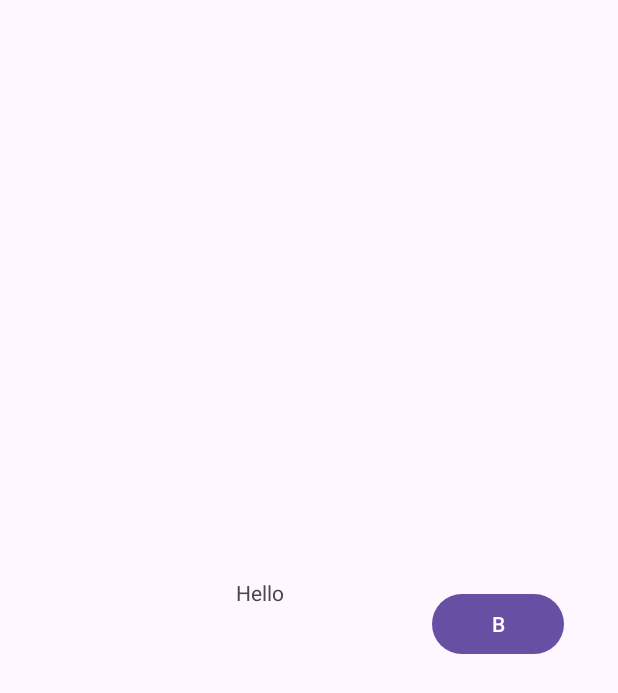
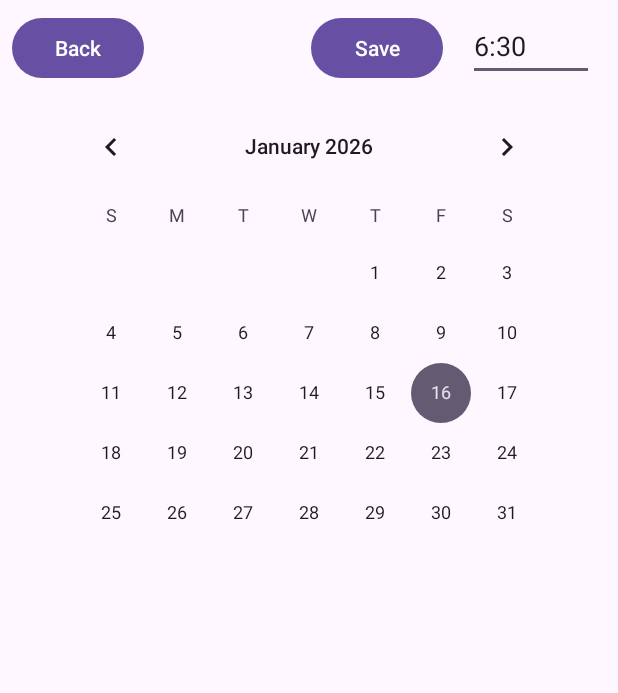
Before and after one commit to Stickeater130/Repozytorium_aplikacja_mobilna, an Android app: the Budzik screen opened directly, with no data from a screen before it, on a phone screen of 412 x 824 dp. Shown: the top 693 px of the screen. Run offline under Robolectric (Android 15) with nearby library versions, the light colour scheme and no system bars.

Commit message:
Stan na 17.01.26

```diff
--- a/app/src/main/java/com/example/callendar1/Budzik.java
+++ b/app/src/main/java/com/example/callendar1/Budzik.java
@@ -4,19 +4,72 @@ import android.app.Activity;
 import android.content.Intent;
 import android.os.Bundle;
 import android.view.View;
+import android.widget.ArrayAdapter;
 import android.widget.Button;
+import android.widget.CalendarView;
+import android.widget.EditText;
+import android.widget.ListView;
+import android.widget.TextView;
+import android.widget.Toast;
 
 import androidx.appcompat.app.AppCompatActivity;
 
 public class Budzik extends AppCompatActivity {
     Button backButton;
+    CalendarView kalendarzBudzik;
+    TextView dataBudzik;
+    EditText godzinaBudzik;
+    Button budzikButton;
+    ListView budzikList;
+    BudzikDataBaseHelper budzikdataBaseHelper = new BudzikDataBaseHelper(Budzik.this);
+    ArrayAdapter<WakeUpModel> adapterWakeUpModel;
 
     @Override
     protected void onCreate(Bundle savedInstanceState) {
         super.onCreate(savedInstanceState);
         setContentView(R.layout.budzik);
+        backButton = findViewById(R.id.Next2);
 
-        backButton = findViewById(R.id.Next2);
+        kalendarzBudzik = findViewById(R.id.calendarView2);
+        dataBudzik = findViewById(R.id.textView2);
+        godzinaBudzik = findViewById(R.id.editTextText);
+        budzikButton = findViewById(R.id.button);
+        budzikList = findViewById(R.id.budzikList);
+
+        backButton.setOnClickListener(new View.OnClickListener() {
+            @Override
+            public void onClick(View view) {
+                finish();
+            }
+        });
+        kalendarzBudzik.setOnDateChangeListener(new CalendarView.OnDateChangeListener() {
+            @Override
+            public void onSelectedDayChange(CalendarView view, int year, int month, int dayOfMonth) {
+                // Miesiace w Kalendarzu zaczynają się od 0 (styczeń)
+                String selectedDate = year + "-" + (month + 1) + "-" +dayOfMonth ;
+                dataBudzik.setText(selectedDate);
+            }
+        });
+        budzikButton.setOnClickListener(new View.OnClickListener() {
+            @Override
+            public void onClick(View v) {
+                WakeUpModel wakeupModel = null;
+
+                try
+                {
+                    wakeupModel = new WakeUpModel( 1,godzinaBudzik.getText().toString(),dataBudzik.getText().toString());
+                    Toast.makeText(Budzik.this,wakeupModel.toString(),Toast.LENGTH_SHORT).show();
+                } catch (Exception e) {
+                    Toast.makeText(Budzik.this,"Error",Toast.LENGTH_SHORT).show();
+                }
+                if (wakeupModel != null) {
+                    boolean success = budzikdataBaseHelper.addOne(wakeupModel);
+                    Toast.makeText(Budzik.this, "Success = " + success, Toast.LENGTH_SHORT).show();
+                }
+                ShowWakeUpList(budzikdataBaseHelper);
+            }
+        });
+
         backButton.setOnClickListener(new View.OnClickListener() {
             @Override
             public void onClick(View view) {
@@ -24,4 +77,9 @@ public class Budzik extends AppCompatActivity {
             }
         });
     }
+    private void ShowWakeUpList(BudzikDataBaseHelper budzikDataBaseHelper)
+    {
+        adapterWakeUpModel = new ArrayAdapter<WakeUpModel>(Budzik.this, android.R.layout.simple_list_item_1, budzikDataBaseHelper.getEveryOne());
+        budzikList.setAdapter(adapterWakeUpModel);
+    }
 }
--- a/app/src/main/java/com/example/callendar1/DataBaseHelper.java
+++ b/app/src/main/java/com/example/callendar1/DataBaseHelper.java
@@ -30,7 +30,7 @@ public class DataBaseHelper extends SQLiteOpenHelper {
 
     @Override
     public void onCreate(SQLiteDatabase db) {
-        String createTableStatement = "CREATE TABLE " + TASKS_TABLE + " (" + COLUMN_ID + " INTEGER PRIMARY KEY AUTOINCREMENT," + COLUMN_OPIS + " TEXT, " + COLUMN_KIEDYKONIEC + " DATE, " + COLUMN_STATUS + " TEXT)";
+        String createTableStatement = "CREATE TABLE " + TASKS_TABLE + " (" + COLUMN_ID + " INTEGER PRIMARY KEY AUTOINCREMENT," + COLUMN_OPIS + " TEXT, " + COLUMN_KIEDYKONIEC + " TEXT, " + COLUMN_STATUS + " TEXT)";
         db.execSQL(createTableStatement);
     }
     @Override
--- a/app/src/main/java/com/example/callendar1/MainActivity.java
+++ b/app/src/main/java/com/example/callendar1/MainActivity.java
@@ -41,7 +41,7 @@ public class MainActivity extends AppCompatActivity {
         Opis = findViewById(R.id.opis);
         Kalendarz = findViewById(R.id.calendarView);
         ViewListNew = findViewById(R.id.listView);
-        //ShowTaskaList(dataBaseHelper);
+        ShowTaskaList(dataBaseHelper);
 
         SendButton.setOnClickListener(new View.OnClickListener() {
             @Override
@@ -60,7 +60,7 @@ public class MainActivity extends AppCompatActivity {
 
                 boolean success = dataBaseHelper.addOne(taskModel);
                 Toast.makeText(MainActivity.this,"Success = "+success,Toast.LENGTH_SHORT).show();
-                //ShowTaskaList(dataBaseHelper);
+                ShowTaskaList(dataBaseHelper);
 
             }
         });
@@ -87,7 +87,7 @@ public class MainActivity extends AppCompatActivity {
             public void onItemClick(AdapterView<?> parent, View view, int position, long id) {
                 TaskModel clickedtask = (TaskModel) parent.getItemAtPosition(position);
                 dataBaseHelper.deleteOne(clickedtask);
-                //ShowTaskaList(dataBaseHelper);
+                ShowTaskaList(dataBaseHelper);
                 Toast.makeText(MainActivity.this,"Usunięto :"+clickedtask.toString(),Toast.LENGTH_SHORT).show();
             }
         });
--- a/app/src/main/res/layout/budzik.xml
+++ b/app/src/main/res/layout/budzik.xml
@@ -6,31 +6,80 @@
     android:layout_width="match_parent"
     android:layout_height="match_parent">
 
-    <TextView
-        android:id="@+id/textView2"
-        android:layout_width="97dp"
-        android:layout_height="53dp"
-        android:layout_marginStart="32dp"
-        android:layout_marginTop="32dp"
-        android:layout_marginEnd="32dp"
-        android:layout_marginBottom="32dp"
-        android:text="Hello"
-        app:layout_constraintBottom_toBottomOf="parent"
-        app:layout_constraintEnd_toEndOf="parent"
-        app:layout_constraintStart_toStartOf="parent"
-        app:layout_constraintTop_toTopOf="parent" />
-
     <Button
         android:id="@+id/Next2"
         android:layout_width="wrap_content"
         android:layout_height="wrap_content"
-        android:layout_marginStart="33dp"
-        android:layout_marginTop="345dp"
-        android:layout_marginEnd="36dp"
-        android:layout_marginBottom="338dp"
-        android:text="B"
+        android:layout_marginStart="8dp"
+        android:layout_marginTop="8dp"
+        android:layout_marginEnd="16dp"
+        android:layout_marginBottom="32dp"
+        android:text="Back"
         app:layout_constraintBottom_toBottomOf="parent"
         app:layout_constraintEnd_toEndOf="parent"
+        app:layout_constraintHorizontal_bias="0.0"
+        app:layout_constraintStart_toStartOf="parent"
+        app:layout_constraintTop_toTopOf="parent"
+        app:layout_constraintVertical_bias="0.0" />
+
+    <TextView
+        android:id="@+id/textView2"
+        android:layout_width="95dp"
+        android:layout_height="48dp"
+        android:layout_marginStart="8dp"
+        android:layout_marginTop="8dp"
+        android:layout_marginBottom="675dp"
+        android:text=" "
+        app:layout_constraintBottom_toBottomOf="parent"
+        app:layout_constraintStart_toEndOf="@+id/Next2"
+        app:layout_constraintTop_toTopOf="parent"
+        app:layout_constraintVertical_bias="0.0" />
+
+    <Button
+        android:id="@+id/button"
+        android:layout_width="wrap_content"
+        android:layout_height="wrap_content"
+        android:layout_marginStart="8dp"
+        android:layout_marginTop="8dp"
+        android:text="Save"
         app:layout_constraintStart_toEndOf="@+id/textView2"
         app:layout_constraintTop_toTopOf="parent" />
+
+    <EditText
+        android:id="@+id/editTextText"
+        android:layout_width="84dp"
+        android:layout_height="46dp"
+        android:layout_marginStart="8dp"
+        android:layout_marginTop="8dp"
+        android:layout_marginEnd="8dp"
+        android:ems="10"
+        android:inputType="text"
+        android:text="6:30"
+        app:layout_constraintEnd_toEndOf="parent"
+        app:layout_constraintStart_toEndOf="@+id/button"
+        app:layout_constraintTop_toTopOf="parent" />
+
+    <CalendarView
+        android:id="@+id/calendarView2"
+        android:layout_width="wrap_content"
+        android:layout_height="wrap_content"
+        android:layout_marginStart="8dp"
+        android:layout_marginTop="8dp"
+        android:layout_marginEnd="8dp"
+        app:layout_constraintEnd_toEndOf="parent"
+        app:layout_constraintStart_toStartOf="parent"
+        app:layout_constraintTop_toBottomOf="@+id/Next2" />
+
+    <ListView
+        android:id="@+id/budzikList"
+        android:layout_width="409dp"
+        android:layout_height="329dp"
+        android:layout_marginStart="8dp"
+        android:layout_marginTop="8dp"
+        android:layout_marginEnd="8dp"
+        android:layout_marginBottom="8dp"
+        app:layout_constraintBottom_toBottomOf="parent"
+        app:layout_constraintEnd_toEndOf="parent"
+        app:layout_constraintStart_toStartOf="parent"
+        app:layout_constraintTop_toBottomOf="@+id/calendarView2" />
 </androidx.constraintlayout.widget.ConstraintLayout>
```
Also changed, not shown: app/src/main/java/com/example/callendar1/BudzikDataBaseHelper.java (+19 -41 lines), app/src/main/java/com/example/callendar1/WakeUpModel.java (+47 -1 lines).
